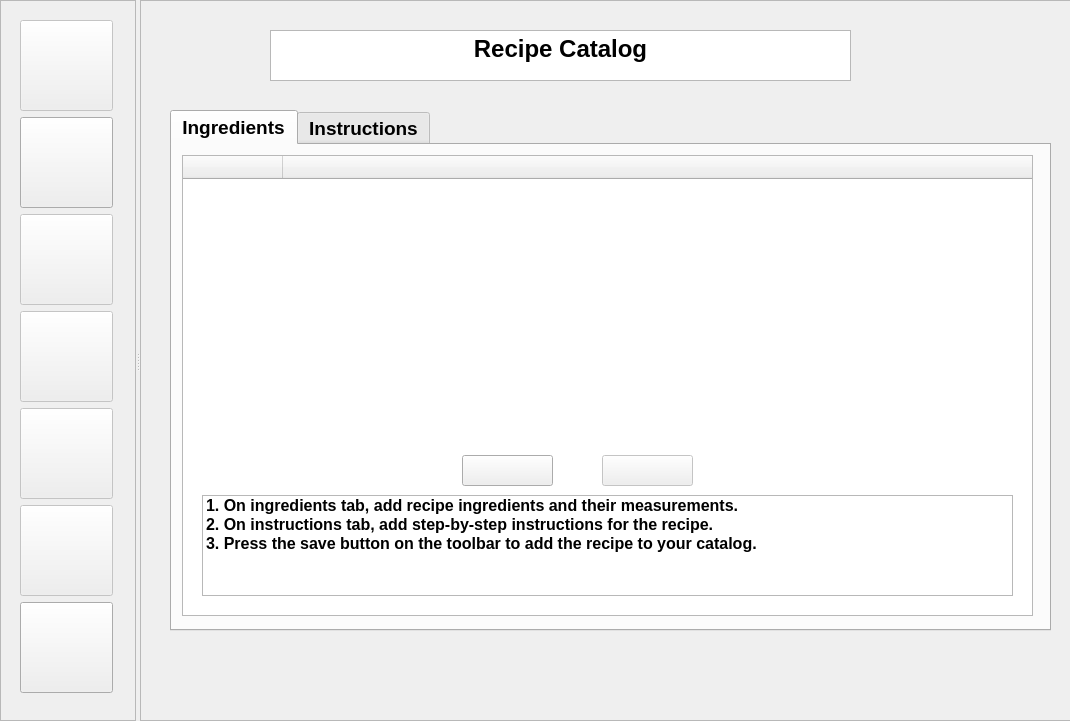
This is mainwindow.ui in warren-devon93/cs361_main as Qt 5 draws it before an edit. The edited form follows.
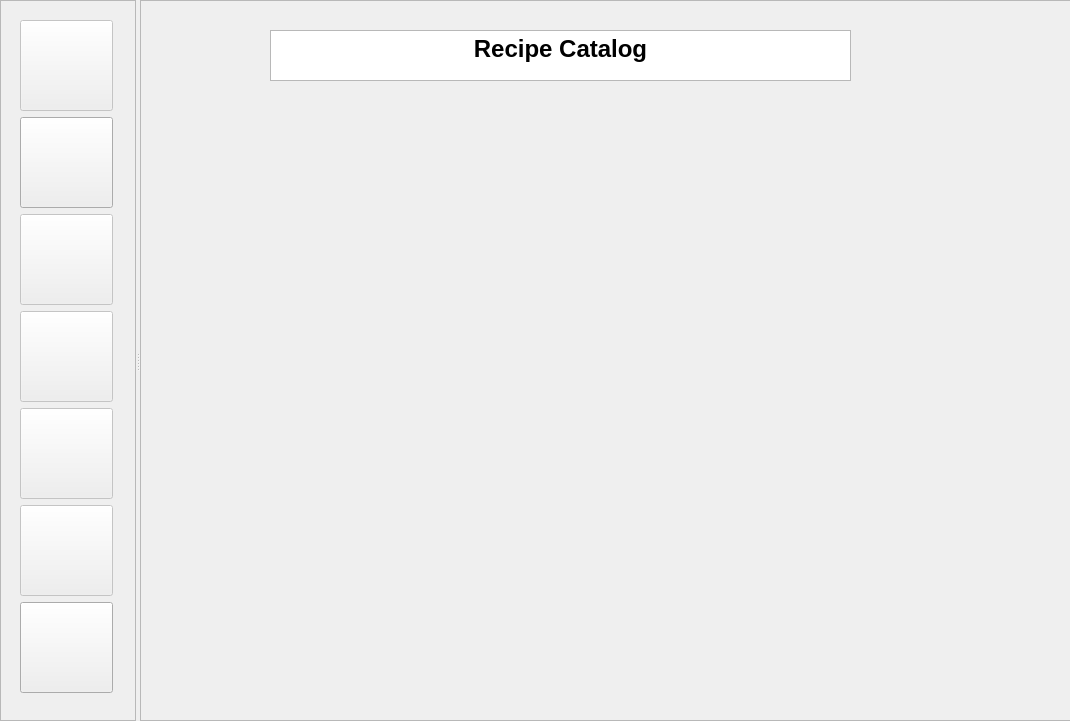
This is the edited form. Icons and pictures are not drawn.

Commit message: new implementation using mainwindow and recipe page ui files

Patch:
```diff
--- a/mainwindow.ui
+++ b/mainwindow.ui
@@ -294,373 +294,6 @@
 &lt;p align=&quot;center&quot; style=&quot; margin-top:0px; margin-bottom:0px; margin-left:0px; margin-right:0px; -qt-block-indent:0; text-indent:0px;&quot;&gt;&lt;span style=&quot; font-size:18pt; font-weight:700;&quot;&gt;Recipe Catalog&lt;/span&gt;&lt;/p&gt;&lt;/body&gt;&lt;/html&gt;</string>
       </property>
      </widget>
-     <widget class="QStackedWidget" name="stackedPages">
-      <property name="geometry">
-       <rect>
-        <x>20</x>
-        <y>100</y>
-        <width>901</width>
-        <height>541</height>
-       </rect>
-      </property>
-      <property name="currentIndex">
-       <number>1</number>
-      </property>
-      <widget class="QWidget" name="catalogPage">
-       <widget class="QPushButton" name="searchButton">
-        <property name="geometry">
-         <rect>
-          <x>10</x>
-          <y>430</y>
-          <width>101</width>
-          <height>101</height>
-         </rect>
-        </property>
-        <property name="minimumSize">
-         <size>
-          <width>91</width>
-          <height>91</height>
-         </size>
-        </property>
-        <property name="toolTip">
-         <string>search catalog</string>
-        </property>
-        <property name="text">
-         <string/>
-        </property>
-        <property name="icon">
-         <iconset resource="resource.qrc">
-          <normaloff>:/icons/spyglass.png</normaloff>:/icons/spyglass.png</iconset>
-        </property>
-        <property name="iconSize">
-         <size>
-          <width>50</width>
-          <height>50</height>
-         </size>
-        </property>
-       </widget>
-       <widget class="QTableWidget" name="catalogTable">
-        <property name="enabled">
-         <bool>true</bool>
-        </property>
-        <property name="geometry">
-         <rect>
-          <x>10</x>
-          <y>10</y>
-          <width>881</width>
-          <height>411</height>
-         </rect>
-        </property>
-        <property name="lineWidth">
-         <number>1</number>
-        </property>
-        <property name="verticalScrollBarPolicy">
-         <enum>Qt::ScrollBarPolicy::ScrollBarAlwaysOn</enum>
-        </property>
-        <property name="sizeAdjustPolicy">
-         <enum>QAbstractScrollArea::SizeAdjustPolicy::AdjustToContentsOnFirstShow</enum>
-        </property>
-        <property name="alternatingRowColors">
-         <bool>true</bool>
-        </property>
-        <property name="gridStyle">
-         <enum>Qt::PenStyle::DotLine</enum>
-        </property>
-        <property name="sortingEnabled">
-         <bool>true</bool>
-        </property>
-        <attribute name="horizontalHeaderVisible">
-         <bool>true</bool>
-        </attribute>
-        <attribute name="horizontalHeaderCascadingSectionResizes">
-         <bool>true</bool>
-        </attribute>
-        <attribute name="horizontalHeaderDefaultSectionSize">
-         <number>263</number>
-        </attribute>
-        <attribute name="horizontalHeaderShowSortIndicator" stdset="0">
-         <bool>true</bool>
-        </attribute>
-        <attribute name="horizontalHeaderStretchLastSection">
-         <bool>false</bool>
-        </attribute>
-        <attribute name="verticalHeaderShowSortIndicator" stdset="0">
-         <bool>true</bool>
-        </attribute>
-        <column>
-         <property name="text">
-          <string/>
-         </property>
-         <property name="font">
-          <font>
-           <pointsize>14</pointsize>
-           <bold>true</bold>
-          </font>
-         </property>
-        </column>
-        <column>
-         <property name="text">
-          <string/>
-         </property>
-         <property name="font">
-          <font>
-           <pointsize>14</pointsize>
-           <bold>true</bold>
-          </font>
-         </property>
-        </column>
-        <column>
-         <property name="text">
-          <string/>
-         </property>
-         <property name="font">
-          <font>
-           <pointsize>14</pointsize>
-           <bold>true</bold>
-          </font>
-         </property>
-        </column>
-       </widget>
-       <widget class="QLineEdit" name="lineEdit">
-        <property name="geometry">
-         <rect>
-          <x>120</x>
-          <y>450</y>
-          <width>741</width>
-          <height>61</height>
-         </rect>
-        </property>
-        <property name="font">
-         <font>
-          <pointsize>18</pointsize>
-          <bold>true</bold>
-         </font>
-        </property>
-       </widget>
-      </widget>
-      <widget class="QWidget" name="recipePage">
-       <widget class="QTabWidget" name="tabWidget">
-        <property name="geometry">
-         <rect>
-          <x>10</x>
-          <y>10</y>
-          <width>881</width>
-          <height>521</height>
-         </rect>
-        </property>
-        <property name="font">
-         <font>
-          <pointsize>14</pointsize>
-          <bold>true</bold>
-         </font>
-        </property>
-        <property name="currentIndex">
-         <number>0</number>
-        </property>
-        <widget class="QWidget" name="ingredientsTab">
-         <attribute name="title">
-          <string>Ingredients</string>
-         </attribute>
-         <widget class="QTableWidget" name="ingredientsTable">
-          <property name="geometry">
-           <rect>
-            <x>10</x>
-            <y>10</y>
-            <width>851</width>
-            <height>461</height>
-           </rect>
-          </property>
-          <attribute name="horizontalHeaderMinimumSectionSize">
-           <number>100</number>
-          </attribute>
-          <attribute name="horizontalHeaderStretchLastSection">
-           <bool>true</bool>
-          </attribute>
-          <attribute name="verticalHeaderMinimumSectionSize">
-           <number>40</number>
-          </attribute>
-          <attribute name="verticalHeaderDefaultSectionSize">
-           <number>40</number>
-          </attribute>
-          <column>
-           <property name="text">
-            <string/>
-           </property>
-           <property name="font">
-            <font>
-             <pointsize>12</pointsize>
-             <bold>true</bold>
-            </font>
-           </property>
-          </column>
-          <column>
-           <property name="text">
-            <string/>
-           </property>
-           <property name="font">
-            <font>
-             <pointsize>12</pointsize>
-             <bold>true</bold>
-            </font>
-           </property>
-          </column>
-         </widget>
-         <widget class="QStackedWidget" name="stackedWidget">
-          <property name="geometry">
-           <rect>
-            <x>20</x>
-            <y>300</y>
-            <width>831</width>
-            <height>161</height>
-           </rect>
-          </property>
-          <property name="currentIndex">
-           <number>1</number>
-          </property>
-          <widget class="QWidget" name="blankPage"/>
-          <widget class="QWidget" name="guidePage">
-           <widget class="QListWidget" name="howToWidget">
-            <property name="geometry">
-             <rect>
-              <x>10</x>
-              <y>50</y>
-              <width>811</width>
-              <height>101</height>
-             </rect>
-            </property>
-            <property name="spacing">
-             <number>3</number>
-            </property>
-            <property name="itemAlignment">
-             <set>Qt::AlignmentFlag::AlignCenter</set>
-            </property>
-            <item>
-             <property name="text">
-              <string>1. On ingredients tab, add recipe ingredients and their measurements.</string>
-             </property>
-             <property name="font">
-              <font>
-               <pointsize>12</pointsize>
-               <bold>true</bold>
-              </font>
-             </property>
-            </item>
-            <item>
-             <property name="text">
-              <string>2. On instructions tab, add step-by-step instructions for the recipe.</string>
-             </property>
-             <property name="font">
-              <font>
-               <pointsize>12</pointsize>
-               <bold>true</bold>
-              </font>
-             </property>
-            </item>
-            <item>
-             <property name="text">
-              <string>3. Press the save button on the toolbar to add the recipe to your catalog.</string>
-             </property>
-             <property name="font">
-              <font>
-               <pointsize>12</pointsize>
-               <bold>true</bold>
-              </font>
-             </property>
-            </item>
-           </widget>
-           <widget class="QPushButton" name="addRowButton">
-            <property name="geometry">
-             <rect>
-              <x>270</x>
-              <y>10</y>
-              <width>91</width>
-              <height>31</height>
-             </rect>
-            </property>
-            <property name="text">
-             <string/>
-            </property>
-            <property name="icon">
-             <iconset resource="resource.qrc">
-              <normaloff>:/icons/plus_circle.png</normaloff>:/icons/plus_circle.png</iconset>
-            </property>
-            <property name="iconSize">
-             <size>
-              <width>20</width>
-              <height>20</height>
-             </size>
-            </property>
-           </widget>
-           <widget class="QPushButton" name="removeRowButton">
-            <property name="enabled">
-             <bool>false</bool>
-            </property>
-            <property name="geometry">
-             <rect>
-              <x>410</x>
-              <y>10</y>
-              <width>91</width>
-              <height>31</height>
-             </rect>
-            </property>
-            <property name="text">
-             <string/>
-            </property>
-            <property name="icon">
-             <iconset resource="resource.qrc">
-              <normaloff>:/icons/minus_circle.png</normaloff>:/icons/minus_circle.png</iconset>
-            </property>
-            <property name="iconSize">
-             <size>
-              <width>20</width>
-              <height>20</height>
-             </size>
-            </property>
-           </widget>
-          </widget>
-         </widget>
-        </widget>
-        <widget class="QWidget" name="instructionsTab">
-         <attribute name="title">
-          <string>Instructions</string>
-         </attribute>
-         <widget class="QTableWidget" name="instructionsTable">
-          <property name="geometry">
-           <rect>
-            <x>10</x>
-            <y>10</y>
-            <width>851</width>
-            <height>461</height>
-           </rect>
-          </property>
-          <attribute name="horizontalHeaderVisible">
-           <bool>false</bool>
-          </attribute>
-          <attribute name="horizontalHeaderStretchLastSection">
-           <bool>true</bool>
-          </attribute>
-          <column>
-           <property name="text">
-            <string/>
-           </property>
-          </column>
-         </widget>
-        </widget>
-       </widget>
-      </widget>
-      <widget class="QWidget" name="groceryPage">
-       <widget class="QListWidget" name="groceryList">
-        <property name="geometry">
-         <rect>
-          <x>10</x>
-          <y>10</y>
-          <width>881</width>
-          <height>521</height>
-         </rect>
-        </property>
-       </widget>
-      </widget>
-     </widget>
     </widget>
    </widget>
   </widget>
```
The commit also changes 1 other file.
